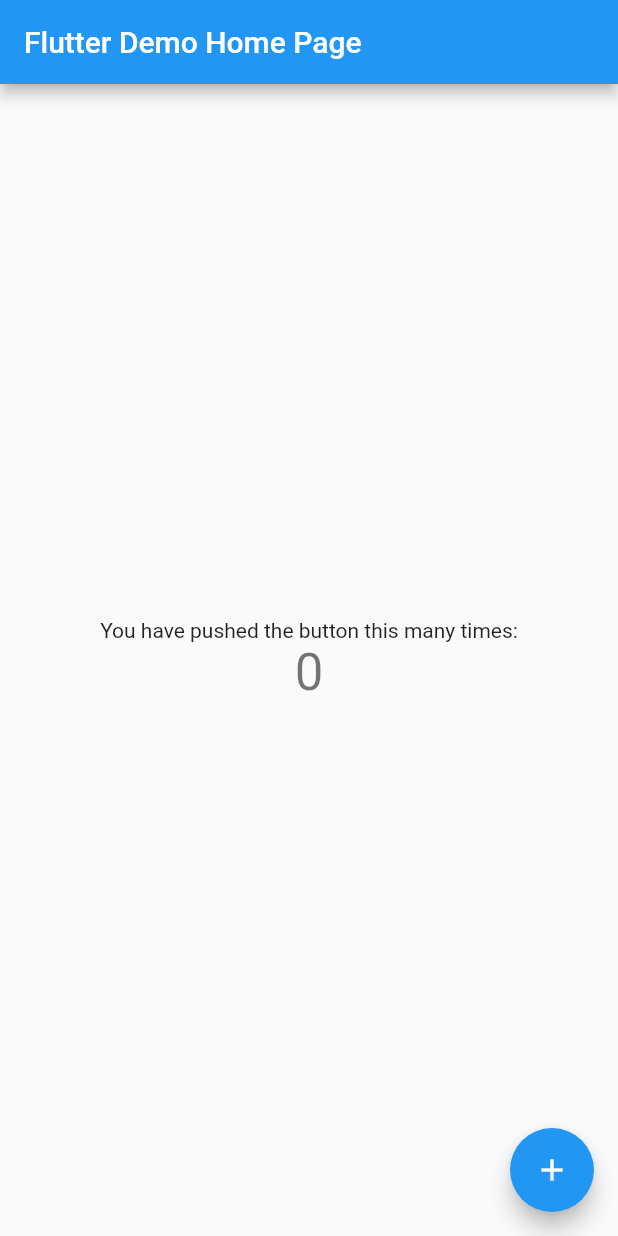
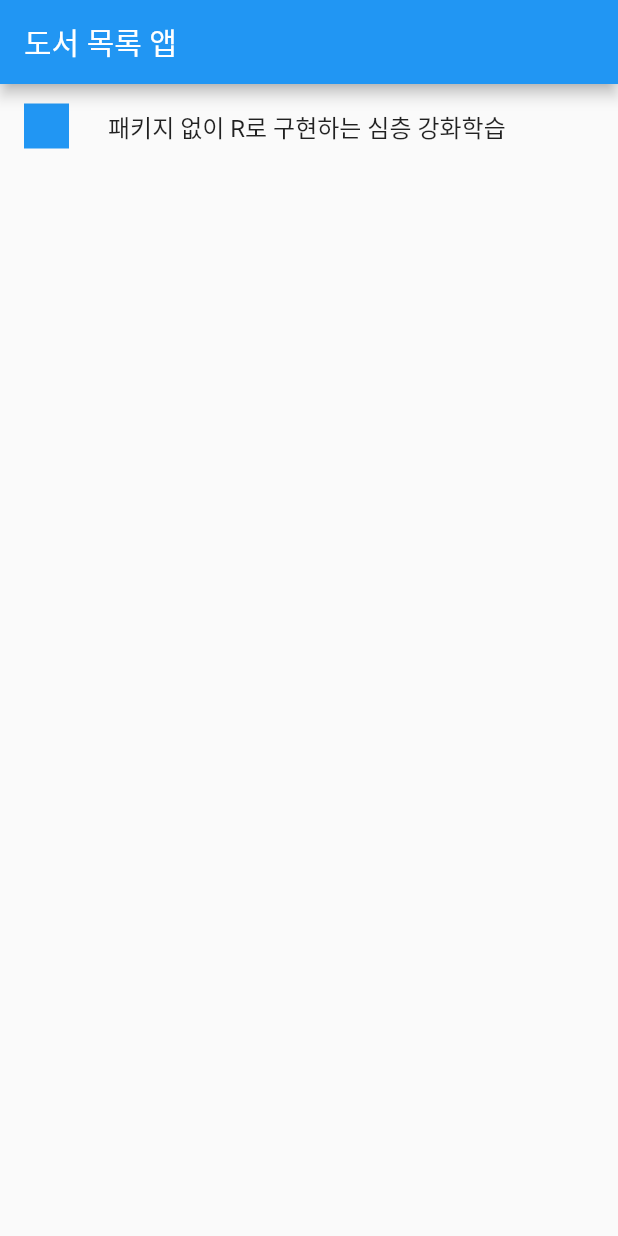
Before and after one commit to kopro-ov/flutter_project, a Flutter app: the screen it shows after launch, on a phone screen of 412 x 824 dp. Run offline on Flutter 3.47's test engine with Material 2 defaults, Android fonts, the phone set to English and light mode, and no system bars; our stand-ins replace bloc, equatable, flutter_bloc, get.

Commit message:
add ListView 목록 기본 틀

```diff
--- a/book_list_sample/lib/main.dart
+++ b/book_list_sample/lib/main.dart
@@ -1,3 +1,4 @@
+import 'package:book_list_sample/screens/list_screen.dart';
 import 'package:flutter/material.dart';
 
 void main() {
@@ -7,109 +8,14 @@
 class MyApp extends StatelessWidget {
   const MyApp({Key? key}) : super(key: key);
 
-  // This widget is the root of your application.
   @override
   Widget build(BuildContext context) {
     return MaterialApp(
       title: 'Flutter Demo',
       theme: ThemeData(
-        // This is the theme of your application.
-        //
-        // Try running your application with "flutter run". You'll see the
-        // application has a blue toolbar. Then, without quitting the app, try
-        // changing the primarySwatch below to Colors.green and then invoke
-        // "hot reload" (press "r" in the console where you ran "flutter run",
-        // or simply save your changes to "hot reload" in a Flutter IDE).
-        // Notice that the counter didn't reset back to zero; the application
-        // is not restarted.
         primarySwatch: Colors.blue,
       ),
-      home: const MyHomePage(title: 'Flutter Demo Home Page'),
+      home: const ListScreen(),
     );
   }
 }
-
-class MyHomePage extends StatefulWidget {
-  const MyHomePage({Key? key, required this.title}) : super(key: key);
-
-  // This widget is the home page of your application. It is stateful, meaning
-  // that it has a State object (defined below) that contains fields that affect
-  // how it looks.
-
-  // This class is the configuration for the state. It holds the values (in this
-  // case the title) provided by the parent (in this case the App widget) and
-  // used by the build method of the State. Fields in a Widget subclass are
-  // always marked "final".
-
-  final String title;
-
-  @override
-  State<MyHomePage> createState() => _MyHomePageState();
-}
-
-class _MyHomePageState extends State<MyHomePage> {
-  int _counter = 0;
-
-  void _incrementCounter() {
-    setState(() {
-      // This call to setState tells the Flutter framework that something has
-      // changed in this State, which causes it to rerun the build method below
-      // so that the display can reflect the updated values. If we changed
-      // _counter without calling setState(), then the build method would not be
-      // called again, and so nothing would appear to happen.
-      _counter++;
-    });
-  }
-
-  @override
-  Widget build(BuildContext context) {
-    // This method is rerun every time setState is called, for instance as done
-    // by the _incrementCounter method above.
-    //
-    // The Flutter framework has been optimized to make rerunning build methods
-    // fast, so that you can just rebuild anything that needs updating rather
-    // than having to individually change instances of widgets.
-    return Scaffold(
-      appBar: AppBar(
-        // Here we take the value from the MyHomePage object that was created by
-        // the App.build method, and use it to set our appbar title.
-        title: Text(widget.title),
-      ),
-      body: Center(
-        // Center is a layout widget. It takes a single child and positions it
-        // in the middle of the parent.
-        child: Column(
-          // Column is also a layout widget. It takes a list of children and
-          // arranges them vertically. By default, it sizes itself to fit its
-          // children horizontally, and tries to be as tall as its parent.
-          //
-          // Invoke "debug painting" (press "p" in the console, choose the
-          // "Toggle Debug Paint" action from the Flutter Inspector in Android
-          // Studio, or the "Toggle Debug Paint" command in Visual Studio Code)
-          // to see the wireframe for each widget.
-          //
-          // Column has various properties to control how it sizes itself and
-          // how it positions its children. Here we use mainAxisAlignment to
-          // center the children vertically; the main axis here is the vertical
-          // axis because Columns are vertical (the cross axis would be
-          // horizontal).
-          mainAxisAlignment: MainAxisAlignment.center,
-          children: <Widget>[
-            const Text(
-              'You have pushed the button this many times:',
-            ),
-            Text(
-              '$_counter',
-              style: Theme.of(context).textTheme.headline4,
-            ),
-          ],
-        ),
-      ),
-      floatingActionButton: FloatingActionButton(
-        onPressed: _incrementCounter,
-        tooltip: 'Increment',
-        child: const Icon(Icons.add),
-      ), // This trailing comma makes auto-formatting nicer for build methods.
-    );
-  }
-}
--- /dev/null
+++ b/book_list_sample/lib/screens/list_screen.dart
@@ -0,0 +1,28 @@
+import 'package:flutter/material.dart';
+import 'package:flutter/src/foundation/key.dart';
+import 'package:flutter/src/widgets/framework.dart';
+
+class ListScreen extends StatelessWidget {
+  const ListScreen({Key? key}) : super(key: key);
+
+  @override
+  Widget build(BuildContext context) {
+    return Scaffold(
+      appBar: AppBar(
+        title: const Text('도서 목록 앱'),
+      ),
+      body: ListView(
+        children: [
+          ListTile(
+            title: const Text('패키지 없이 R로 구현하는 심층 강화학습'),
+            leading: Container(
+              width: 30,
+              height: 30,
+              color: Theme.of(context).primaryColor,
+            ),
+          )
+        ],
+      ),
+    );
+  }
+}
```
